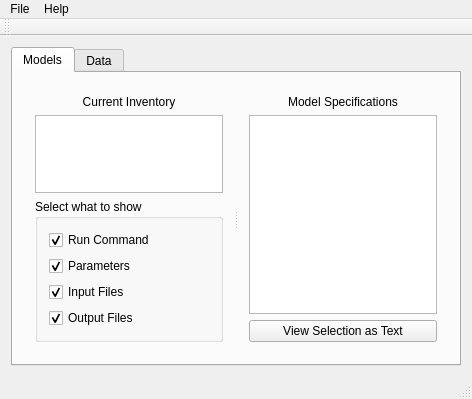
First picture: the form in src/MacsurAdapter/madmainwindowbase.ui, repository arkygeek/MAD, before the edit.
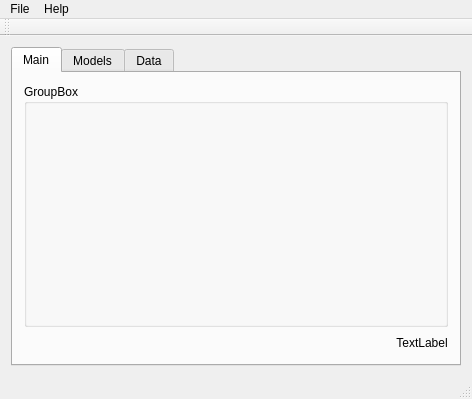
Second picture: the form after the edit.

Commit message: adding software version and revision label to match svn number

Diff of the .ui file:
```diff
--- a/src/MacsurAdapter/madmainwindowbase.ui
+++ b/src/MacsurAdapter/madmainwindowbase.ui
@@ -15,11 +15,68 @@
   </property>
   <widget class="QWidget" name="centralWidget">
    <layout class="QGridLayout" name="gridLayout_2">
-    <item row="0" column="0">
+    <item row="1" column="0">
      <widget class="QTabWidget" name="tabwidMainWin">
       <property name="currentIndex">
        <number>0</number>
       </property>
+      <widget class="QWidget" name="tabMain">
+       <attribute name="title">
+        <string>Main</string>
+       </attribute>
+       <layout class="QGridLayout" name="gridLayout_4">
+        <item row="0" column="0">
+         <widget class="QGroupBox" name="groupBox">
+          <property name="sizePolicy">
+           <sizepolicy hsizetype="Preferred" vsizetype="Expanding">
+            <horstretch>0</horstretch>
+            <verstretch>0</verstretch>
+           </sizepolicy>
+          </property>
+          <property name="title">
+           <string>GroupBox</string>
+          </property>
+         </widget>
+        </item>
+        <item row="1" column="0">
+         <layout class="QHBoxLayout" name="horizontalLayout">
+          <property name="sizeConstraint">
+           <enum>QLayout::SetMinimumSize</enum>
+          </property>
+          <item>
+           <spacer name="horizontalSpacer">
+            <property name="orientation">
+             <enum>Qt::Horizontal</enum>
+            </property>
+            <property name="sizeHint" stdset="0">
+             <size>
+              <width>278</width>
+              <height>20</height>
+             </size>
+            </property>
+           </spacer>
+          </item>
+          <item>
+           <layout class="QVBoxLayout" name="verticalLayout_2">
+            <property name="sizeConstraint">
+             <enum>QLayout::SetMinimumSize</enum>
+            </property>
+            <item>
+             <widget class="QLabel" name="lblVersion">
+              <property name="text">
+               <string>TextLabel</string>
+              </property>
+              <property name="alignment">
+               <set>Qt::AlignCenter</set>
+              </property>
+             </widget>
+            </item>
+           </layout>
+          </item>
+         </layout>
+        </item>
+       </layout>
+      </widget>
       <widget class="QWidget" name="tabModels">
        <attribute name="title">
         <string>Models</string>
@@ -30,7 +87,7 @@
           <property name="orientation">
            <enum>Qt::Horizontal</enum>
           </property>
-          <widget class="QWidget" name="">
+          <widget class="QWidget" name="layoutWidget">
            <layout class="QVBoxLayout" name="verticalLayout">
             <item>
              <widget class="QLabel" name="lblCurrentInventory">
```
The commit also changes 2 other files.
